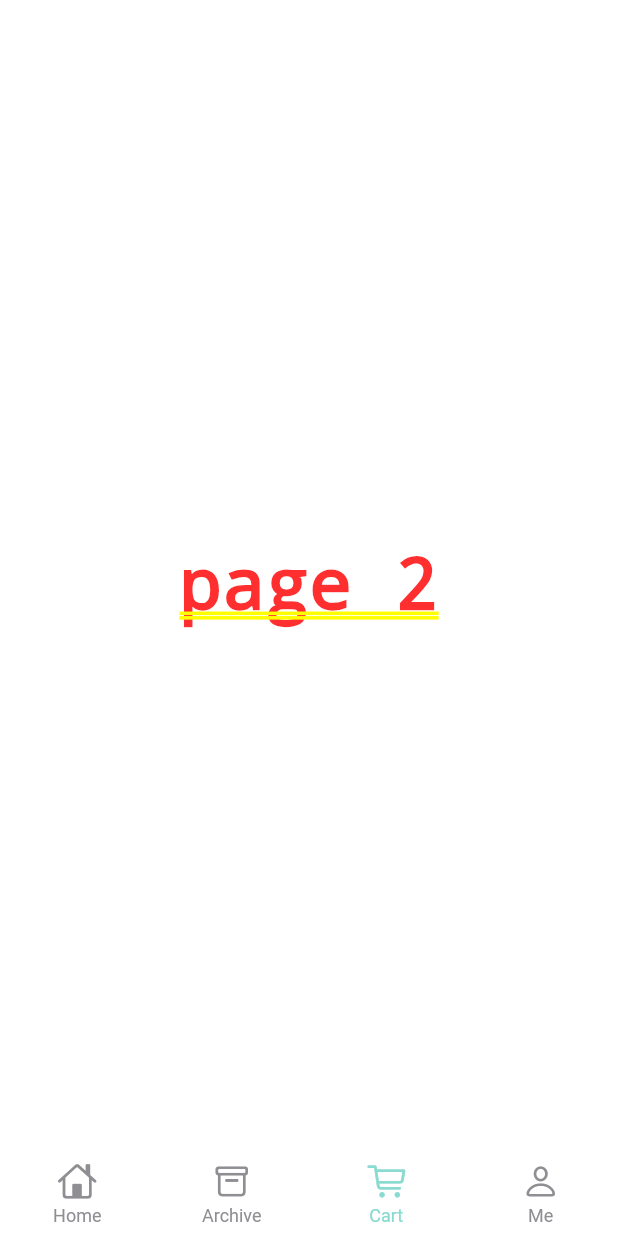
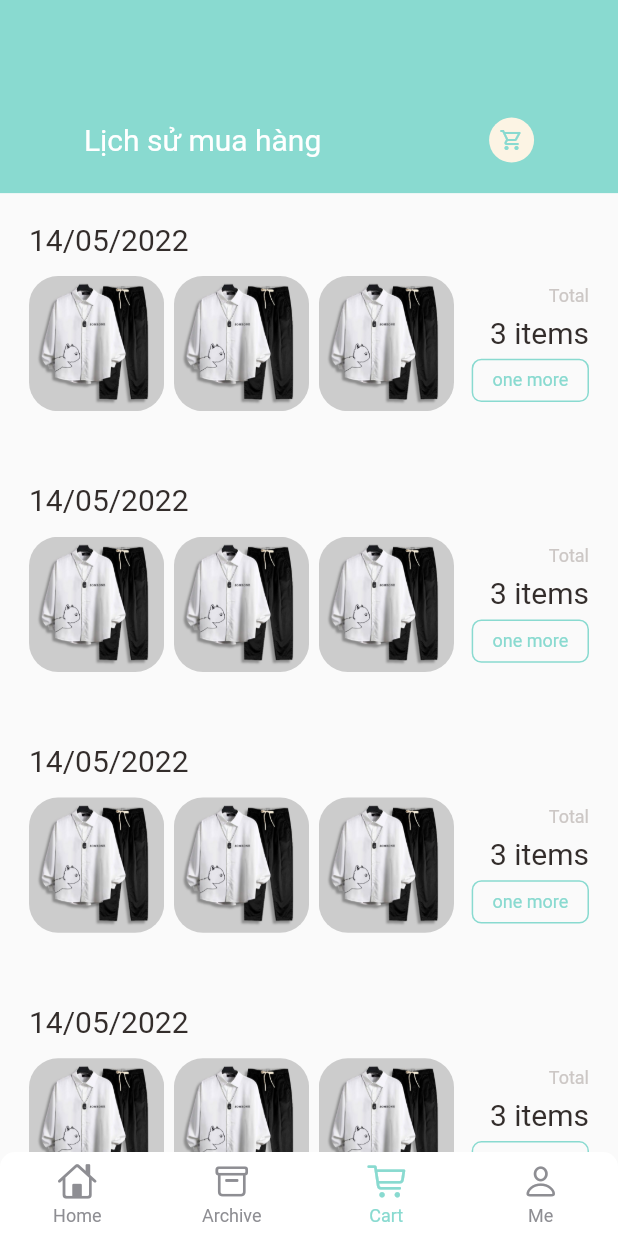
Before and after one commit to NthienMinh/sellClothes, a Flutter app: the screen it shows after launch, item 3 of the bottom bar chosen, on a phone screen of 412 x 824 dp. Run offline on Flutter 3.47's test engine with Material 2 defaults, Android fonts, the phone set to English and light mode, and no system bars; drawn by our look-alikes of persistent_bottom_nav_bar; our stand-ins replace dots_indicator, get; missing offline and left inert: dart:ffi.

Commit message:
cart_history

```diff
--- /dev/null
+++ b/lib/cart/cart_history.dart
@@ -0,0 +1,119 @@
+import 'package:flutter/material.dart';
+import 'package:mobile_ui/Colors.dart';
+import 'package:mobile_ui/dimensions.dart';
+import 'package:mobile_ui/widgets/app_icon.dart';
+import 'package:mobile_ui/widgets/big_text.dart';
+import 'package:mobile_ui/widgets/small_text.dart';
+
+class CartHistory extends StatelessWidget {
+  const CartHistory({Key? key}) : super(key: key);
+
+  @override
+  Widget build(BuildContext context) {
+    return Scaffold(
+      body: Column(
+        children: [
+          Container(
+            color: AppColor.mainColor,
+            height: Dimensions.number100,
+            width: double.maxFinite,
+            padding: EdgeInsets.only(top: Dimensions.number45),
+            child: Row(
+              mainAxisAlignment: MainAxisAlignment.spaceAround,
+              children: [
+                BigText(
+                  text: "Lịch sử mua hàng",
+                  color: Colors.white,
+                ),
+                AppIcon(
+                  icon: Icons.shopping_cart_outlined,
+                  iconColor: AppColor.mainColor,
+                )
+              ],
+            ),
+          ),
+          Expanded(
+              child: Container(
+            margin: EdgeInsets.only(
+                top: Dimensions.number15,
+                left: Dimensions.number15,
+                right: Dimensions.number15),
+            child: MediaQuery.removePadding(
+                removeTop: true,
+                context: context,
+                child: ListView(
+                  children: [
+                    for (int i = 0; i < 10; i++)
+                      Container(
+                        height: Dimensions.number100 * 1.2,
+                        margin: EdgeInsets.only(bottom: Dimensions.number15),
+                        child: Column(
+                          crossAxisAlignment: CrossAxisAlignment.start,
+                          children: [
+                            BigText(text: "14/05/2022"),
+                            SizedBox(height: Dimensions.number10),
+                            Row(
+                              mainAxisAlignment: MainAxisAlignment.spaceBetween,
+                              children: [
+                                Wrap(
+                                    direction: Axis.horizontal,
+                                    children: List.generate(5, (index) {
+                                      return index <= 2
+                                          ? Container(
+                                              height: Dimensions.number70,
+                                              width: Dimensions.number70,
+                                              margin: EdgeInsets.only(
+                                                  right: Dimensions.number5),
+                                              decoration: BoxDecoration(
+                                                  borderRadius:
+                                                      BorderRadius.circular(
+                                                          Dimensions.border15),
+                                                  image: DecorationImage(
+                                                      fit: BoxFit.cover,
+                                                      image: AssetImage(
+                                                          "assets/image/somi01.png"))),
+                                            )
+                                          : Container();
+                                    })),
+                                Container(
+                                  height: Dimensions.number70,
+                                  child: Column(
+                                    crossAxisAlignment: CrossAxisAlignment.end,
+                                    mainAxisAlignment:
+                                        MainAxisAlignment.spaceEvenly,
+                                    children: [
+                                      SmallText(
+                                          text: "Total",
+                                          color: AppColor.textColor),
+                                      BigText(text: "3 items"),
+                                      Container(
+                                        padding: EdgeInsets.symmetric(
+                                            horizontal: Dimensions.number10,
+                                            vertical: Dimensions.number5),
+                                        decoration: BoxDecoration(
+                                            borderRadius: BorderRadius.circular(
+                                                Dimensions.number5),
+                                            border: Border.all(
+                                                width: 1,
+                                                color: AppColor.mainColor)),
+                                        child: SmallText(
+                                          text: "one more",
+                                          color: AppColor.mainColor,
+                                        ),
+                                      ),
+                                    ],
+                                  ),
+                                )
+                              ],
+                            )
+                          ],
+                        ),
+                      )
+                  ],
+                )),
+          ))
+        ],
+      ),
+    );
+  }
+}
--- a/lib/home/home_page.dart
+++ b/lib/home/home_page.dart
@@ -3,6 +3,7 @@ import 'dart:ffi';
 import 'package:flutter/cupertino.dart';
 import 'package:flutter/material.dart';
 import 'package:mobile_ui/Colors.dart';
+import 'package:mobile_ui/cart/cart_history.dart';
 import 'package:mobile_ui/home/main_clothes_page.dart';
 import 'package:persistent_bottom_nav_bar/persistent-tab-view.dart';
 
@@ -75,7 +76,7 @@ class _HomePageState extends State<HomePage> {
     return [
       MainClothesPage(),
       Container(child: Center(child: Text("page 1"))),
-      Container(child: Center(child: Text("page 2"))),
+      CartHistory(),
       Container(child: Center(child: Text("page 3")))
     ];
   }
--- a/pubspec.yaml
+++ b/pubspec.yaml
@@ -32,6 +32,7 @@ dependencies:
   get: ^4.1.4
   dots_indicator: ^2.0.0
   persistent_bottom_nav_bar: ^4.0.2
+
 
 
   # The following adds the Cupertino Icons font to your application.
```
